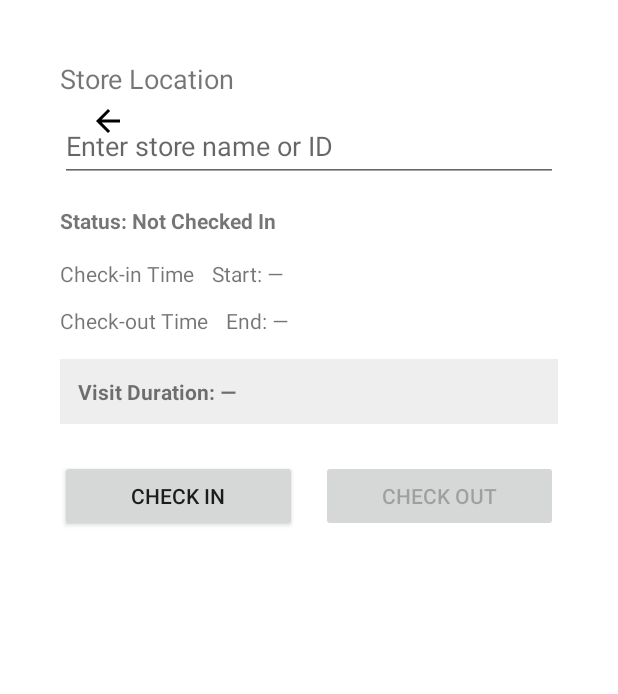
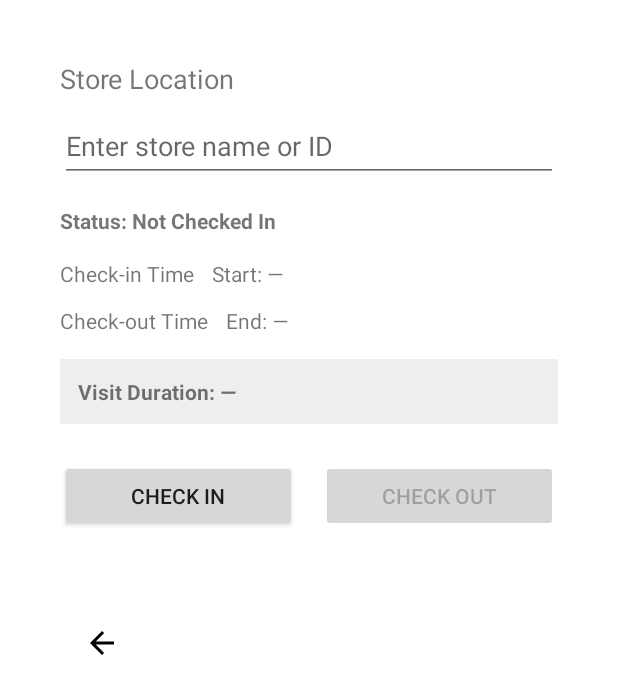
Before and after one commit to asandoval557/FieldSync_MVP, an Android app: the screen it shows after launch (MainActivity), after a tap on "CHECK-IN / CHECK- OUT", on a phone screen of 412 x 824 dp. Shown: the top 694 px of the screen. Run offline under Robolectric (Android 15) with nearby library versions, the phone set to English and light mode, and no system bars.

```diff
--- a/android-app/app/src/main/res/layout/fragment_check_in.xml
+++ b/android-app/app/src/main/res/layout/fragment_check_in.xml
@@ -1,8 +1,8 @@
 <?xml version="1.0" encoding="utf-8"?>
 <androidx.constraintlayout.widget.ConstraintLayout
         xmlns:android="http://schemas.android.com/apk/res/android"
+        xmlns:tools="http://schemas.android.com/tools"
         xmlns:app="http://schemas.android.com/apk/res-auto"
-        xmlns:tools="http://schemas.android.com/tools"
         android:id="@+id/main"
         android:layout_width="match_parent"
         android:layout_height="match_parent"
@@ -129,14 +129,6 @@
             android:layout_marginTop="24dp"
             android:layout_marginStart="8dp" />
 
-            android:inputType="time"
-            android:ems="10"
-            android:id="@+id/check_in_timeTxt"
-            android:layout_marginEnd="101dp" app:layout_constraintEnd_toEndOf="parent"
-            app:layout_constraintStart_toStartOf="parent" android:layout_marginStart="101dp"
-            android:layout_marginTop="28dp" app:layout_constraintTop_toBottomOf="@+id/check_in_timeTxtView"
-            app:layout_constraintBottom_toBottomOf="parent" app:layout_constraintHorizontal_bias="1.0"
-            app:layout_constraintVertical_bias="0.059"/>
     <ImageButton
             android:id="@+id/check_in_backBtn"
             android:layout_width="56dp"
@@ -145,7 +137,7 @@
             android:background="?attr/selectableItemBackgroundBorderless"
             android:contentDescription="Back"
             app:layout_constraintEnd_toEndOf="parent" app:layout_constraintStart_toStartOf="parent"
-            app:layout_constraintTop_toTopOf="parent" android:layout_marginTop="16dp"
-            app:layout_constraintHorizontal_bias="0.014"/>
+            app:layout_constraintTop_toTopOf="parent" android:layout_marginTop="364dp"
+            app:layout_constraintHorizontal_bias="0.0"/>
 
 </androidx.constraintlayout.widget.ConstraintLayout>
```
Also changed, not shown: android-app/app/src/main/java/com/example/fieldsync/VisitHistory.kt (+9 -0 lines), android-app/app/src/main/java/com/example/fieldsync/VisitItems/VisitLocationAdapter.kt (+12 -0 lines), android-app/app/src/main/res/layout/fragment_visit_history.xml (+8 -0 lines), 1 other file.
